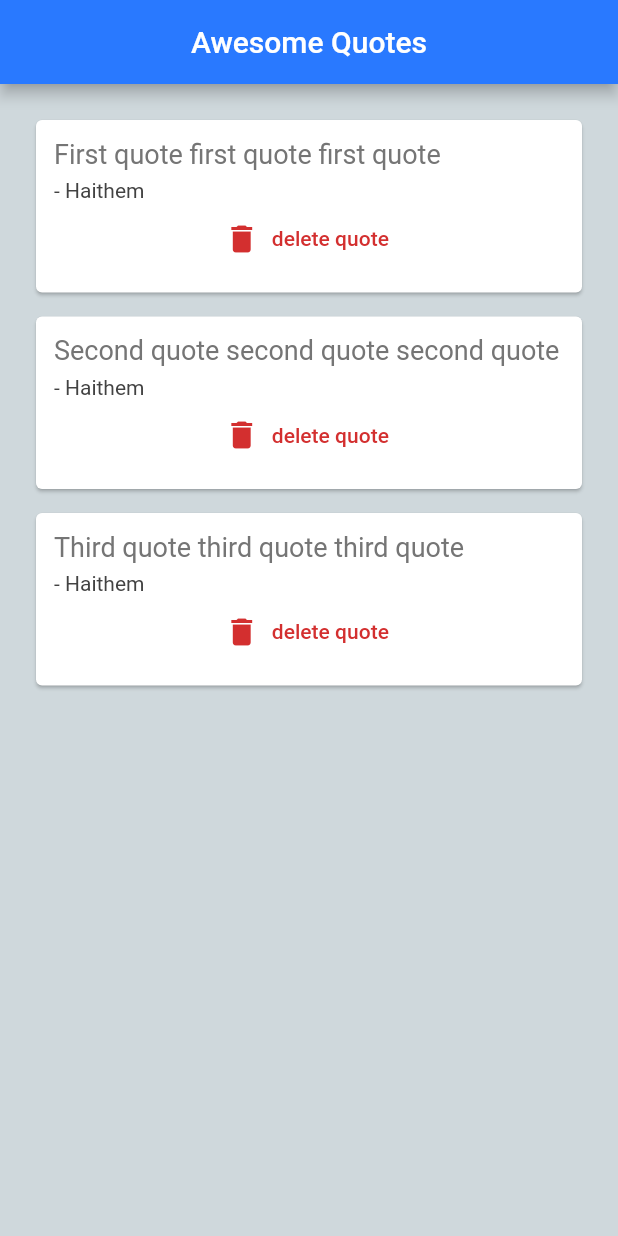
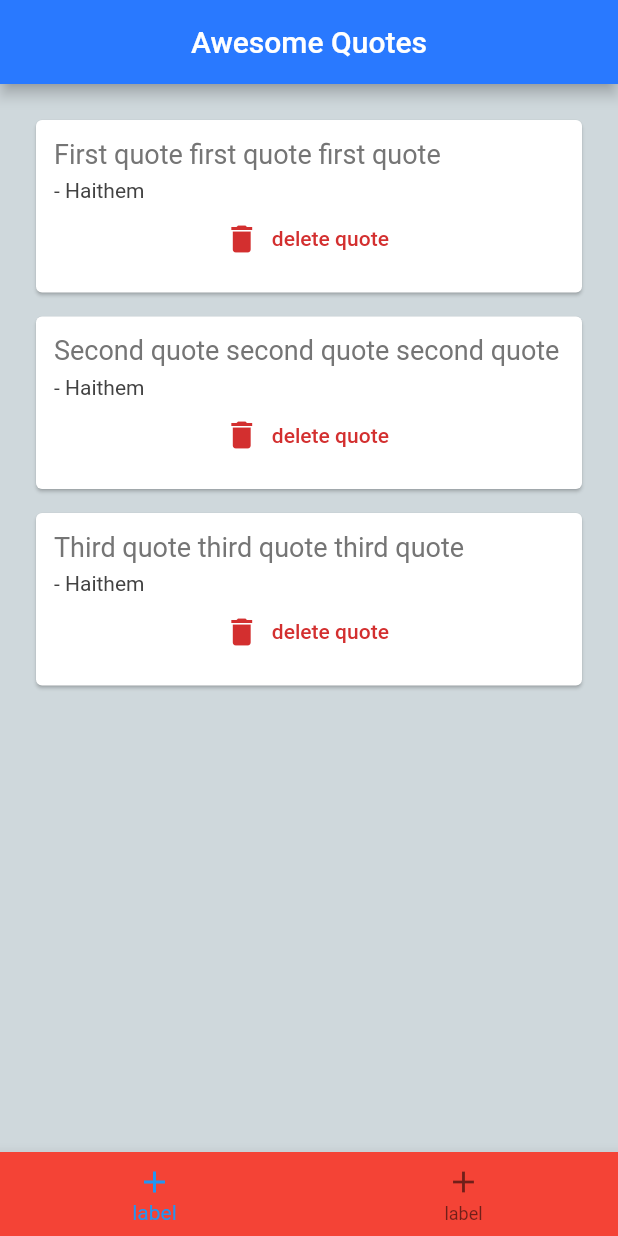
Before and after one commit to NasriHaithem/flutter-tutorial, a Flutter app: the screen it shows after launch, on a phone screen of 412 x 824 dp. Run offline on Flutter 3.47's test engine with Material 2 defaults, Android fonts, the phone set to English and light mode, and no system bars.

Commit message:
adding bottom navigation bar

```diff
--- a/lib/main.dart
+++ b/lib/main.dart
@@ -45,6 +45,13 @@ class _HomeState extends State<Home> {
           )).toList(),
         ),
       ),
+      bottomNavigationBar: BottomNavigationBar(
+        backgroundColor: Colors.red,
+        items: [
+          const BottomNavigationBarItem(icon: Icon(Icons.add), label: "label"),
+          const BottomNavigationBarItem(icon: Icon(Icons.add), label: "label"),
+        ],
+      ),
     );
   }
 }
```
